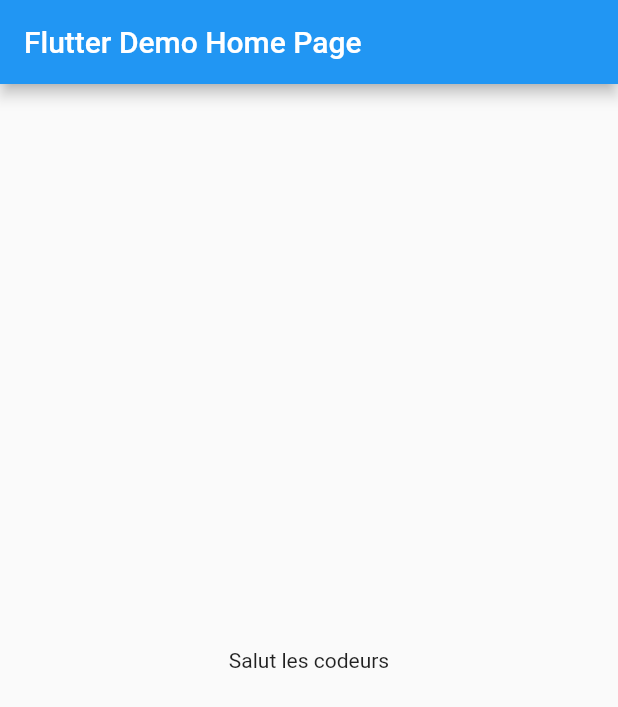
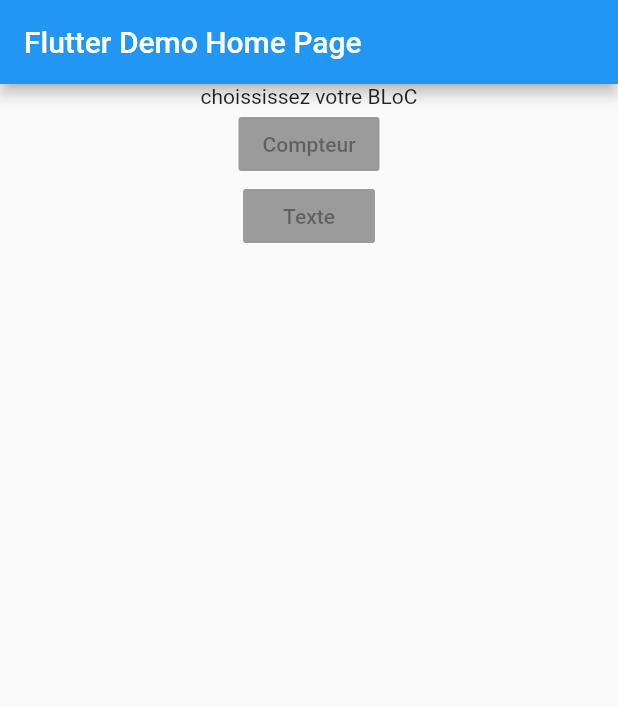
Before and after one commit to Nikuspokus/BLoCs-multiples, a Flutter app: the screen it shows after launch, on a phone screen of 412 x 824 dp. Shown: the top 707 px of the screen. Run offline on Flutter 3.47's test engine with Material 2 defaults, Android fonts, the phone set to English and light mode, and no system bars.

Commit message:
14 interface de base

```diff
--- a/lib/bloc/bloc_provider.dart
+++ b/lib/bloc/bloc_provider.dart
@@ -4,12 +4,22 @@ import 'bloc.dart';
 
 class BlocProvider<T extends Bloc> extends StatefulWidget {
   //Bloc en question
+  final T bloc;
 
   //Child va s'occuper se bloc
+  final Widget child;
 
   //Constructeur
+  BlocProvider({@required this.bloc, @required this.child});
 
   //valeur du type
+  static Type _providerType<T>() => T;
+
+  //Configurer le bloc
+  static T of<T extends Bloc>(BuildContext context) {
+    final BlocProvider<T> _provider = context.findAncestorWidgetOfExactType<BlocProvider<T>>();
+    return _provider.bloc;
+  }
 
 
   State createState() => _BlocProviderState();
@@ -19,6 +29,12 @@ class _BlocProviderState extends State<BlocProvider> {
   @override
   Widget build(BuildContext context) {
     // TODO: implement build
-    throw UnimplementedError();
+    return widget.child;
+  }
+
+  @override
+  void dispose() {
+    widget.bloc.dispose();
+    super.dispose();
   }
 }
--- /dev/null
+++ b/lib/ui/counter_screen.dart
@@ -0,0 +1,13 @@
+import 'package:flutter/material.dart';
+
+class CounterScreen extends StatelessWidget {
+
+  @override
+  Widget build(BuildContext context) {
+    // TODO: implement build
+    return Scaffold(
+      appBar: AppBar(title: Text("Compteur")),
+      body: Center(child: Text("Compteur"),),
+    );
+  }
+}
--- a/lib/ui/main_scaffold.dart
+++ b/lib/ui/main_scaffold.dart
@@ -10,7 +10,20 @@ class MainScaffold extends StatelessWidget {
     // TODO: implement build
     return Scaffold(
       appBar: AppBar( title: Text(title),),
-      body: Center(child : Text("Salut les codeurs")),
+      body: Center(child :
+        Column(
+          children: <Widget>[
+            Text("choississez votre BLoC"),
+            RaisedButton(
+              child: Text("Compteur"),
+              onPressed: null,
+            ),
+            RaisedButton(
+              child: Text("Texte"),
+              onPressed: null,
+            ),
+          ]
+        )),
     );
   }
 }
```
Also changed, not shown: lib/ui/test_screen.dart (added, +15 -0 lines).
